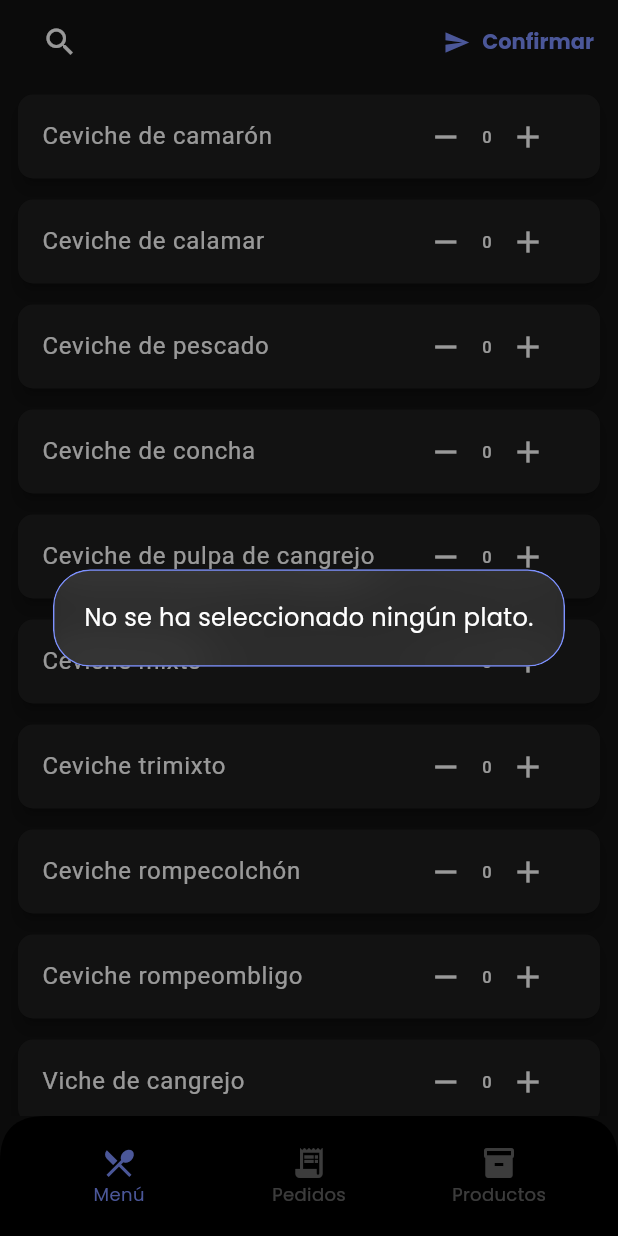
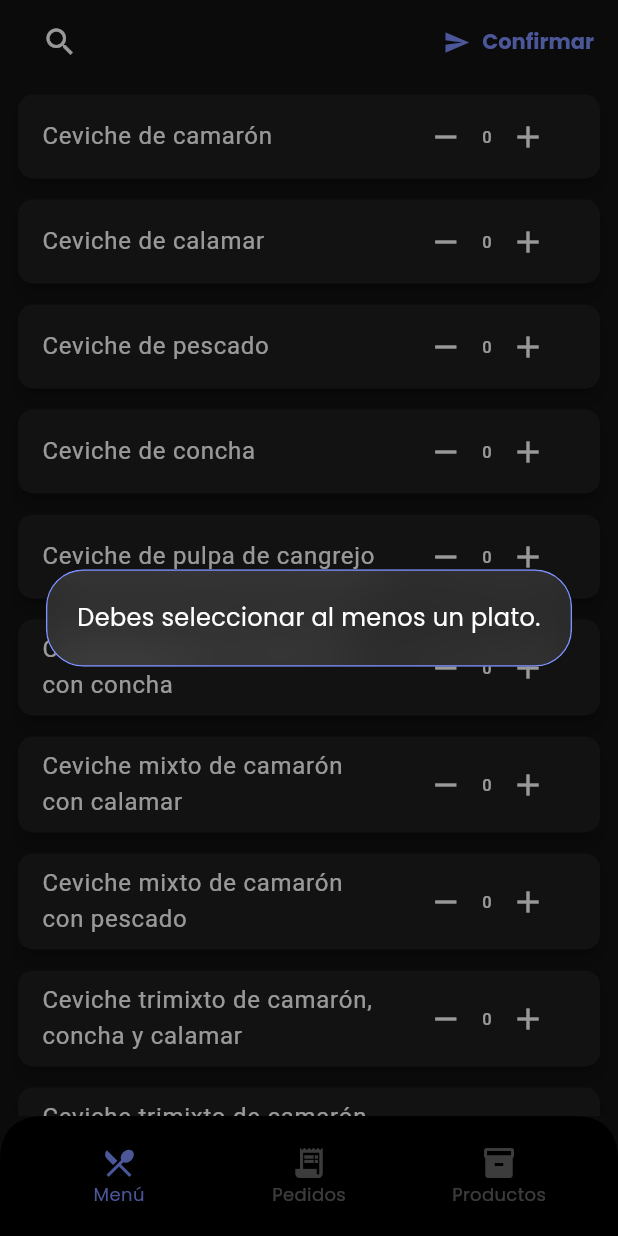
Before and after one commit to Erick-Calvache/cevicheria_app, a Flutter app: the screen it shows after launch, after a tap on "Entrar", after a tap on "Confirmar", on a phone screen of 412 x 824 dp. Run offline on Flutter 3.47's test engine with Material 3 defaults, Android fonts, the phone set to English and light mode, and no system bars; drawn by our look-alikes of glassmorphism_ui; our stand-ins replace audioplayers, cloud_firestore, device_info_plus, firebase_core, firebase_messaging, flutter_local_notifications and 3 more; accounts and stored records are empty.

Commit message:
a partir de aqui nuevas funciones

```diff
--- a/lib/main.dart
+++ b/lib/main.dart
@@ -62,7 +62,6 @@ Future<void> _showNotification(String title, String body) async {
 
 void main() async {
   WidgetsFlutterBinding.ensureInitialized();
-  print("🟢 Iniciando app cevicheria...");
 
   await Firebase.initializeApp(options: DefaultFirebaseOptions.currentPlatform);
 
--- a/lib/pages/menu_page.dart
+++ b/lib/pages/menu_page.dart
@@ -1,4 +1,5 @@
 import 'package:cevicheria_app/theme.dart';
+import 'package:flutter/foundation.dart';
 import 'package:flutter/material.dart';
 import 'package:cloud_firestore/cloud_firestore.dart';
 import 'package:google_fonts/google_fonts.dart';
@@ -8,7 +9,6 @@ import 'package:firebase_messaging/firebase_messaging.dart';
 import 'package:shared_preferences/shared_preferences.dart';
 import 'package:uuid/uuid.dart';
 import 'dart:convert';
-import 'package:google_fonts/google_fonts.dart';
 import 'package:collection/collection.dart';
 import 'package:flutter_local_notifications/flutter_local_notifications.dart';
 import '../main.dart'; // si la instancia `flutterLocalNotificationsPlugin` está en main.dart
@@ -37,8 +37,11 @@ class _MenuPageState extends State<MenuPage> {
     {'nombre': 'Ceviche de pescado', 'cantidad': 0},
     {'nombre': 'Ceviche de concha', 'cantidad': 0},
     {'nombre': 'Ceviche de pulpa de cangrejo', 'cantidad': 0},
-    {'nombre': 'Ceviche mixto', 'cantidad': 0},
-    {'nombre': 'Ceviche trimixto', 'cantidad': 0},
+    {'nombre': 'Ceviche mixto de camarón con concha', 'cantidad': 0},
+    {'nombre': 'Ceviche mixto de camarón con calamar', 'cantidad': 0},
+    {'nombre': 'Ceviche mixto de camarón con pescado', 'cantidad': 0},
+    {'nombre': 'Ceviche trimixto de camarón, concha y calamar', 'cantidad': 0},
+    {'nombre': 'Ceviche trimixto de camarón, concha y pescado', 'cantidad': 0},
     {'nombre': 'Ceviche rompecolchón', 'cantidad': 0},
     {'nombre': 'Ceviche rompeombligo', 'cantidad': 0},
     {'nombre': 'Viche de cangrejo', 'cantidad': 0},
@@ -202,25 +205,19 @@ class _MenuPageState extends State<MenuPage> {
   Future<void> _guardarPedido() async {
     try {
       final platosSeleccionados =
-          _menuItems.where((p) => p['cantidad'] > 0).toList();
+          _menuItems.where((item) => item['cantidad'] > 0).toList();
 
       if (platosSeleccionados.isEmpty) {
-        await _mostrarDialogoError('No se ha seleccionado ningún plato.');
+        await _mostrarDialogoError('Debes seleccionar al menos un plato.');
         return;
       }
 
-      final productosSnapshot =
+      // Obtener stock actual
+      final snapshot =
           await _firestore.collection('productos').doc('bodega').get();
-      final productosData = productosSnapshot.data();
+      final productosData = snapshot.data() ?? {};
 
-      if (productosData == null) {
-        await _mostrarDialogoError(
-          'El inventario de la bodega no está disponible.',
-        );
-        return;
-      }
-
-      // Ejemplo de verificación de stock para "Ceviche de camarón"
+      // Verificación de stock para "Ceviche de camarón"
       final cevicheCamaron = platosSeleccionados.firstWhereOrNull(
         (p) => p['nombre'] == 'Ceviche de camarón',
       );
@@ -233,12 +230,13 @@ class _MenuPageState extends State<MenuPage> {
           return;
         }
 
-        // Descuento del stock
+        // Descontar del stock
         await _firestore.collection('productos').doc('bodega').update({
           'camarones': FieldValue.increment(-(cantidad * 8)),
         });
       }
 
+      // Guardar el pedido en Firestore
       await _firestore.collection('pedidos').add({
         'items': platosSeleccionados,
         'fecha': DateTime.now(),
@@ -246,6 +244,7 @@ class _MenuPageState extends State<MenuPage> {
         'creador': _deviceId,
       });
 
+      // Limpiar cantidades seleccionadas
       setState(() {
         for (var plato in _menuItems) {
           plato['cantidad'] = 0;
@@ -254,11 +253,15 @@ class _MenuPageState extends State<MenuPage> {
 
       _saveMenuItems();
       await _mostrarConfirmacion();
-    } catch (e) {
-      print('Error al guardar el pedido: $e');
+    } catch (e, stacktrace) {
+      if (kDebugMode) {
+        debugPrint('Error al guardar el pedido: $e\n$stacktrace');
+      }
       await _mostrarDialogoError('Hubo un error al guardar el pedido.');
     }
   }
+
+  // Ejemplo de verificación de stock para "Ceviche de camarón"
 
   Future<void> _mostrarDialogoError(String mensaje) async {
     await showDialog(
@@ -274,7 +277,11 @@ class _MenuPageState extends State<MenuPage> {
               border: Border.all(color: const Color(0xFF7D91FF), width: 1),
               child: Padding(
                 padding: const EdgeInsets.all(20),
-                child: Text(mensaje, textAlign: TextAlign.center),
+                child: Text(
+                  mensaje,
+                  textAlign: TextAlign.center,
+                  style: GoogleFonts.poppins(fontSize: 16),
+                ),
               ),
             ),
           ),
--- a/lib/pages/pedidos_page.dart
+++ b/lib/pages/pedidos_page.dart
@@ -25,7 +25,7 @@ class _PedidosPageState extends State<PedidosPage> {
     'anulado': false,
   };
 
-  Set<String> _vistoPedidosIds = {};
+  final Set<String> _vistoPedidosIds = {};
   String _currentDeviceId = '';
 
   @override
--- a/lib/theme.dart
+++ b/lib/theme.dart
@@ -17,7 +17,6 @@ class AppTheme {
         primary: primaryColor,
         secondary: secondaryColor,
         surface: cardColor,
-        background: backgroundColor,
         onPrimary: Colors.white,
         onSecondary: Colors.white70,
         onSurface: Colors.white,
--- a/pubspec.yaml
+++ b/pubspec.yaml
@@ -24,6 +24,8 @@ dependencies:
   shared_preferences: ^2.5.3
   firebase_messaging: ^14.7.10
 
+  uuid: any
+  collection: any
 dev_dependencies:
   flutter_test:
     sdk: flutter
```
Also changed, not shown: lib/pages/productos_page.dart (+6 -6 lines), pubspec.lock.
